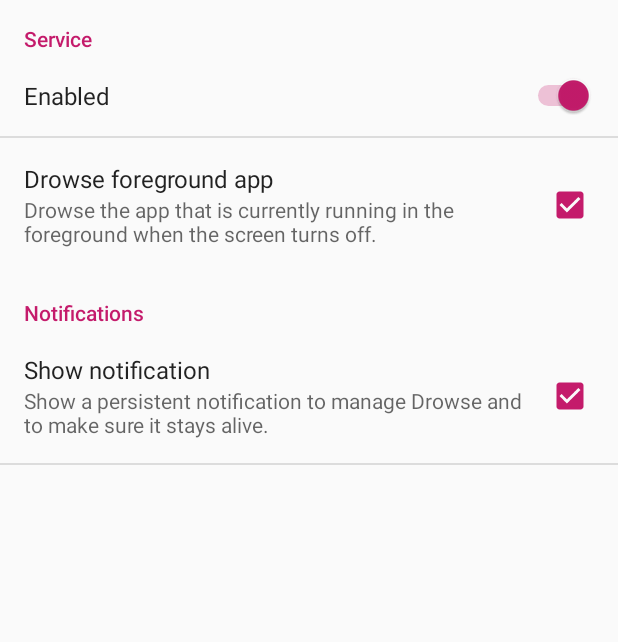
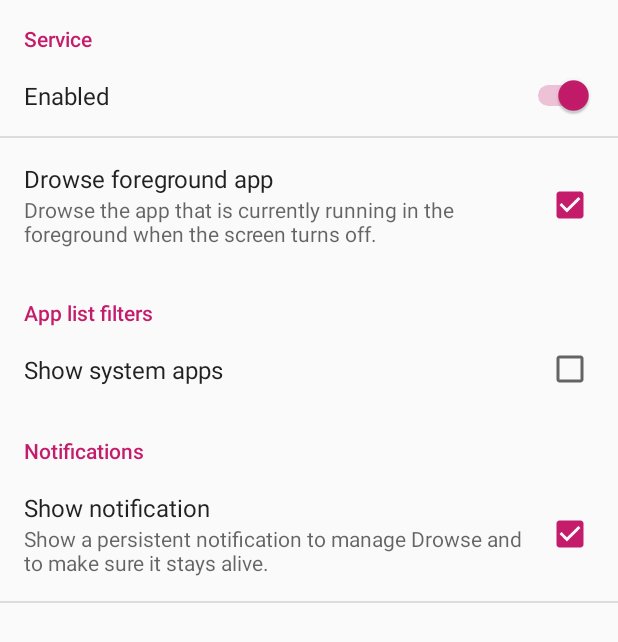
Before and after one commit to emtee40/Drowser-bk, an Android app: the screen it shows after launch (PreferencesActivity), in the options menu, after a tap on "Settings", on a phone screen of 412 x 824 dp. Shown: the top 642 px of the screen. Run offline under Robolectric (Android 15) with nearby library versions, the phone set to English and light mode, and no system bars; our stand-ins replace Room's generated code, Timber; libraries missing offline, so code that uses them is left out: android.arch.persistence, com.mikepenz.aboutlibraries, eu.chainfire.libsuperuser; 4 statements that could not run were skipped.

Commit message:
Database: Add 'show' column to database. Only apps with column set to true will be shown in the lists.
Prefs: Add 'showSystemApps'. Change 'show' column accordingly when
the setting is changed.

This adds the 'system apps' filter to #6.

```diff
--- a/app/src/main/java/com/jarsilio/android/drowser/PreferencesActivity.kt
+++ b/app/src/main/java/com/jarsilio/android/drowser/PreferencesActivity.kt
@@ -7,6 +7,7 @@ import android.content.Intent
 import android.content.SharedPreferences
 import android.net.Uri
 import android.provider.Settings
+import com.jarsilio.android.drowser.models.AppsManager
 import com.jarsilio.android.drowser.prefs.Prefs
 import com.jarsilio.android.drowser.services.DrowserService
 import com.jarsilio.android.drowser.services.DrowserService.Companion.BATTERY_OPTIMIZATION_REQUEST_CODE
@@ -59,6 +60,7 @@ class PreferencesActivity : Activity(), SharedPreferences.OnSharedPreferenceChan
                     startActivityForResult(Intent(android.provider.Settings.ACTION_USAGE_ACCESS_SETTINGS), USAGE_ACCESS_REQUEST_CODE)
                 }
             }
+            prefs.SHOW_SYSTEM_APPS -> AppsManager(this).updateAppItemsVisibility()
         }
     }
 
--- a/app/src/main/java/com/jarsilio/android/drowser/models/AppItemsRoom.kt
+++ b/app/src/main/java/com/jarsilio/android/drowser/models/AppItemsRoom.kt
@@ -16,13 +16,16 @@ import android.graphics.drawable.Drawable
 import timber.log.Timber
 import android.arch.persistence.room.Room
 import android.arch.lifecycle.LiveData
+import android.arch.persistence.db.SupportSQLiteDatabase
+import android.arch.persistence.room.migration.Migration
 
 @Entity
 data class AppItem(
     @PrimaryKey var packageName: String,
     var name: String,
     var isSystem: Boolean,
-    var isDrowseCandidate: Boolean
+    var isDrowseCandidate: Boolean,
+    var show: Boolean
 ) {
 
     fun getIcon(context: Context): Drawable? {
@@ -58,10 +61,10 @@ interface AppItemsDao : BaseDao<AppItem> {
     @get:Query("SELECT * FROM appitem WHERE isDrowseCandidate = 1 ORDER BY name COLLATE UNICODE")
     val drowseCandidates: List<AppItem>
 
-    @get:Query("SELECT * FROM appitem WHERE isDrowseCandidate = 1 ORDER BY name COLLATE UNICODE")
+    @get:Query("SELECT * FROM appitem WHERE isDrowseCandidate = 1 AND show = 1 ORDER BY name COLLATE UNICODE")
     val drowseCandidatesLive: LiveData<List<AppItem>>
 
-    @get:Query("SELECT * FROM appitem WHERE isDrowseCandidate = 0 ORDER BY name COLLATE UNICODE")
+    @get:Query("SELECT * FROM appitem WHERE isDrowseCandidate = 0 AND show = 1 ORDER BY name COLLATE UNICODE")
     val nonDrowseCandidatesLive: LiveData<List<AppItem>>
 
     @Query("SELECT * FROM appitem WHERE packageName IN (:packageNames)")
@@ -72,13 +75,27 @@ interface AppItemsDao : BaseDao<AppItem> {
 
     @Query("UPDATE AppItem SET isDrowseCandidate = :isDrowseCandidate WHERE packageName = :packageName")
     fun setDrowseCandidate(packageName: String, isDrowseCandidate: Boolean)
+
+    @Query("UPDATE AppItem SET show = 1 WHERE isSystem = 1")
+    fun showSystemApps()
+
+    @Query("UPDATE AppItem SET show = 0 WHERE isSystem = 1")
+    fun hideSystemApps()
 }
 
-@Database(entities = arrayOf(AppItem::class), version = 1)
+@Database(entities = arrayOf(AppItem::class), version = 2)
 abstract class AppDatabase : RoomDatabase() {
     abstract fun appItemsDao(): AppItemsDao
 
     companion object : SingletonHolder<AppDatabase, Context>({
-        Room.databaseBuilder(it.applicationContext, AppDatabase::class.java, "AppItems").build()
+        Room.databaseBuilder(it.applicationContext, AppDatabase::class.java, "AppItems")
+                .addMigrations(MIGRATION_1_2)
+                .build()
     })
 }
+
+val MIGRATION_1_2: Migration = object : Migration(1, 2) {
+    override fun migrate(database: SupportSQLiteDatabase) {
+        database.execSQL("ALTER TABLE appitem ADD COLUMN show INTEGER NOT NULL DEFAULT 1")
+    }
+}
--- a/app/src/main/java/com/jarsilio/android/drowser/models/AppsManager.kt
+++ b/app/src/main/java/com/jarsilio/android/drowser/models/AppsManager.kt
@@ -4,12 +4,9 @@ import android.annotation.SuppressLint
 import android.app.ActivityManager
 import android.app.usage.UsageStatsManager
 import android.content.Context
-import android.content.Intent
 import android.content.pm.ApplicationInfo
 import android.content.pm.PackageManager
-import android.content.pm.ResolveInfo
 import android.os.Build
-import com.jarsilio.android.drowser.R
 import com.jarsilio.android.drowser.prefs.Prefs
 import com.jarsilio.android.drowser.services.DrowserService
 import eu.chainfire.libsuperuser.Shell
@@ -118,11 +115,22 @@ class AppsManager(private val context: Context) {
             val name = packageManager.getApplicationLabel(applicationInfo).toString()
             val isSystem = applicationInfo.flags and ApplicationInfo.FLAG_SYSTEM != 0
             val isDrowseCandidate = false
+            val show = !isSystem || prefs.showSystemApps
 
-            val appItem = AppItem(packageName, name, isSystem, isDrowseCandidate)
+            val appItem = AppItem(packageName, name, isSystem, isDrowseCandidate, show)
             Timber.v("-> $appItem")
             appItemsDao.insertIfNotExists(appItem) // If not exists because there might be apps that expose more than one launcher
         }
+    }
+
+    fun updateAppItemsVisibility() {
+        Thread(Runnable {
+            if (prefs.showSystemApps) {
+                appItemsDao.showSystemApps()
+            } else {
+                appItemsDao.hideSystemApps()
+            }
+        }).start()
     }
 
     private fun removeObsoleteAppItemsFromDatabase() {
--- a/app/src/main/java/com/jarsilio/android/drowser/prefs/Prefs.kt
+++ b/app/src/main/java/com/jarsilio/android/drowser/prefs/Prefs.kt
@@ -18,6 +18,7 @@ class Prefs private constructor(context: Context) {
     val IS_ENABLED: String = context.getString(R.string.pref_enabled_key)
     val SHOW_NOTIFICATION: String = context.getString(R.string.pref_notification_key)
     val DROWSE_FOREGROUND_APP: String = context.getString(R.string.pref_drowse_foreground_app_key)
+    val SHOW_SYSTEM_APPS: String = context.getString(R.string.pref_drowse_show_system_apps_key)
 
     var isEnabled: Boolean
         get() = prefs.getBoolean(IS_ENABLED, true)
@@ -30,6 +31,10 @@ class Prefs private constructor(context: Context) {
     var drowseForegroundApp: Boolean
         get() = prefs.getBoolean(DROWSE_FOREGROUND_APP, true)
         set(value) = setBooleanPreference(DROWSE_FOREGROUND_APP, value)
+
+    var showSystemApps: Boolean
+        get() = prefs.getBoolean(SHOW_SYSTEM_APPS, false)
+        set(value) = setBooleanPreference(SHOW_SYSTEM_APPS, value)
 
     /* Automagic prefs: these are not real prefs. They are just set by the app to remember stuff */
     val REQUEST_ROOT_ACCESS: String = context.getString(R.string.pref_request_root_access_key)
--- a/app/src/main/res/values/strings.xml
+++ b/app/src/main/res/values/strings.xml
@@ -28,6 +28,9 @@
     <string name="prefs_category_notification">Notifications</string>
     <string name="pref_show_notification">Show notification</string>
     <string name="pref_show_notification_summary">Show a persistent notification to manage Drowse and to make sure it stays alive.</string>
+
+    <string name="prefs_category_app_list">App list filters</string>
+    <string name="pref_drowse_show_system_apps">Show system apps</string>
 
     <!-- Menu -->
     <string name="menu_button_add">Add</string>
@@ -84,6 +87,7 @@
     <string name="pref_enabled_key" translatable="false">pref_enabled</string>
     <string name="pref_notification_key" translatable="false">pref_notification</string>
     <string name="pref_drowse_foreground_app_key" translatable="false">pref_drowse_foreground_app</string>
+    <string name="pref_drowse_show_system_apps_key" translatable="false">pref_drowse_show_system_apps_key</string>
     <!-- automagic pref id's -->
     <string name="pref_request_root_access_key" translatable="false">pref_request_root_access</string>
     <string name="pref_disable_until_key" translatable="false">pref_disable_until</string>
--- a/app/src/main/res/xml/preferences.xml
+++ b/app/src/main/res/xml/preferences.xml
@@ -14,6 +14,15 @@
         android:defaultValue="true" />
 </PreferenceCategory>
 <PreferenceCategory
+    android:key="prefs_category_app_list"
+    android:title="@string/prefs_category_app_list"
+    android:dependency="@string/pref_enabled_key">
+    <CheckBoxPreference
+        android:key="@string/pref_drowse_show_system_apps_key"
+        android:title="@string/pref_drowse_show_system_apps"
+        android:defaultValue="false" />
+</PreferenceCategory>
+<PreferenceCategory
     android:key="prefs_category_notification"
     android:title="@string/prefs_category_notification"
     android:dependency="@string/pref_enabled_key">
```
